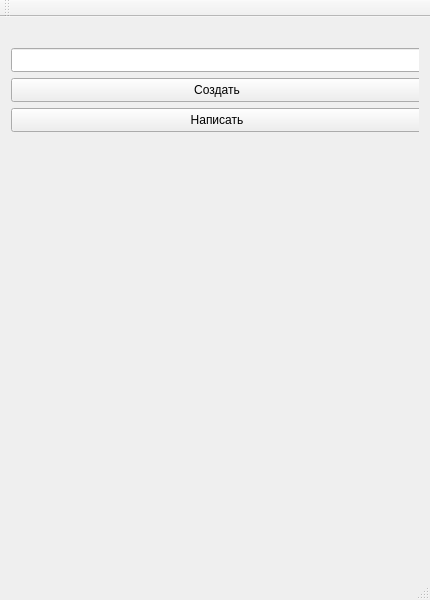
First picture: the form in QTMessenger/InterfaceWindow.ui, repository MisterMax707/QTMessenger, before the edit.
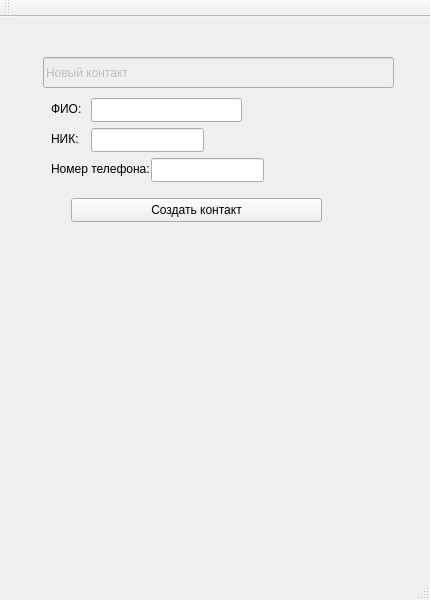
Second picture: the form after the edit. The open tabs and pages were chosen to show the change.

Diff of the .ui file:
```diff
--- a/QTMessenger/InterfaceWindow.ui
+++ b/QTMessenger/InterfaceWindow.ui
@@ -29,6 +29,9 @@
    <layout class="QVBoxLayout" name="verticalLayout_2">
     <item>
      <widget class="QStackedWidget" name="stackedWidget">
+      <property name="enabled">
+       <bool>true</bool>
+      </property>
       <property name="currentIndex">
        <number>0</number>
       </property>
@@ -162,6 +165,121 @@
         </property>
        </widget>
       </widget>
+      <widget class="QWidget" name="page_4">
+       <widget class="QLineEdit" name="lineEdit">
+        <property name="enabled">
+         <bool>false</bool>
+        </property>
+        <property name="geometry">
+         <rect>
+          <x>32</x>
+          <y>29</y>
+          <width>351</width>
+          <height>31</height>
+         </rect>
+        </property>
+        <property name="text">
+         <string>Новый контакт</string>
+        </property>
+       </widget>
+       <widget class="QLineEdit" name="lineEdit_FIO">
+        <property name="geometry">
+         <rect>
+          <x>80</x>
+          <y>70</y>
+          <width>151</width>
+          <height>24</height>
+         </rect>
+        </property>
+       </widget>
+       <widget class="QLabel" name="label_2">
+        <property name="geometry">
+         <rect>
+          <x>40</x>
+          <y>70</y>
+          <width>51</width>
+          <height>21</height>
+         </rect>
+        </property>
+        <property name="text">
+         <string>ФИО:</string>
+        </property>
+       </widget>
+       <widget class="QLabel" name="label_3">
+        <property name="geometry">
+         <rect>
+          <x>40</x>
+          <y>130</y>
+          <width>101</width>
+          <height>21</height>
+         </rect>
+        </property>
+        <property name="text">
+         <string>Номер телефона:</string>
+        </property>
+       </widget>
+       <widget class="QLineEdit" name="lineEdit_telephoneNumber">
+        <property name="geometry">
+         <rect>
+          <x>140</x>
+          <y>130</y>
+          <width>113</width>
+          <height>24</height>
+         </rect>
+        </property>
+       </widget>
+       <widget class="QLabel" name="label_4">
+        <property name="geometry">
+         <rect>
+          <x>40</x>
+          <y>100</y>
+          <width>49</width>
+          <height>21</height>
+         </rect>
+        </property>
+        <property name="text">
+         <string>НИК:</string>
+        </property>
+       </widget>
+       <widget class="QLineEdit" name="lineEdit_Nick">
+        <property name="geometry">
+         <rect>
+          <x>80</x>
+          <y>100</y>
+          <width>113</width>
+          <height>24</height>
+         </rect>
+        </property>
+       </widget>
+       <widget class="QPushButton" name="pushButton_CreateContact">
+        <property name="geometry">
+         <rect>
+          <x>60</x>
+          <y>170</y>
+          <width>251</width>
+          <height>24</height>
+         </rect>
+        </property>
+        <property name="text">
+         <string>Создать контакт</string>
+        </property>
+       </widget>
+      </widget>
+      <widget class="QWidget" name="page_5">
+       <widget class="QPushButton" name="pushButton_backToMainWindow_2">
+        <property name="geometry">
+         <rect>
+          <x>10</x>
+          <y>10</y>
+          <width>80</width>
+          <height>24</height>
+         </rect>
+        </property>
+        <property name="text">
+         <string>&lt;-</string>
+        </property>
+       </widget>
+      </widget>
      </widget>
     </item>
    </layout>
```
Left out of the diff: 10 changed lines with no effect on the pictures.
